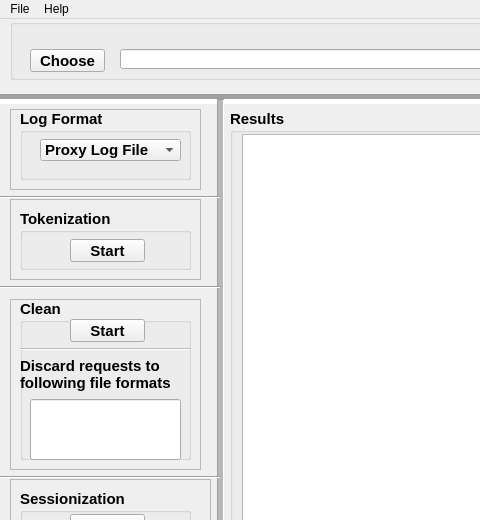
This is ui_mainwindow.ui in jarifibrahim/projectStuff as Qt 5 draws it before an edit; both pictures show x 0 to 480 and y 0 to 520 of the 1350 by 686 pixel window. The edited form follows.
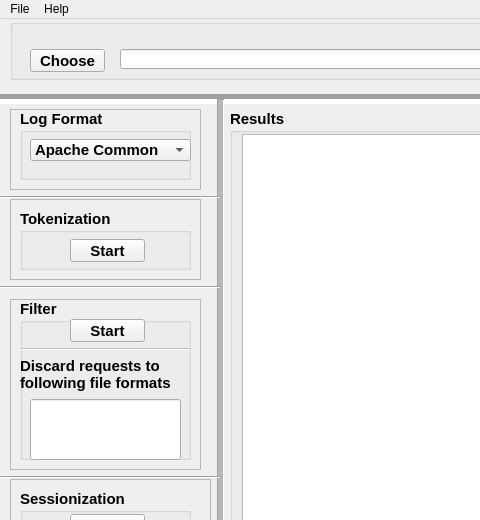
This is the edited form.

Commit message: ui_mainwindow: Change log format options

What changed in the file:
```diff
--- a/ui_mainwindow.ui
+++ b/ui_mainwindow.ui
@@ -480,9 +480,9 @@
      <widget class="QComboBox" name="log_format_comboBox">
       <property name="geometry">
        <rect>
-        <x>20</x>
+        <x>10</x>
         <y>30</y>
-        <width>141</width>
+        <width>161</width>
         <height>22</height>
        </rect>
       </property>
@@ -500,7 +500,7 @@
       </property>
       <item>
        <property name="text">
-        <string>Proxy Log File</string>
+        <string>Apache Common</string>
        </property>
       </item>
       <item>
@@ -666,7 +666,7 @@
       </font>
      </property>
      <property name="title">
-      <string>Clean</string>
+      <string>Filter</string>
      </property>
      <widget class="QPushButton" name="B_CStart">
       <property name="enabled">
```
Left out of the diff: 6 changed lines with no effect on the pictures. The commit also changes 1 other file.
